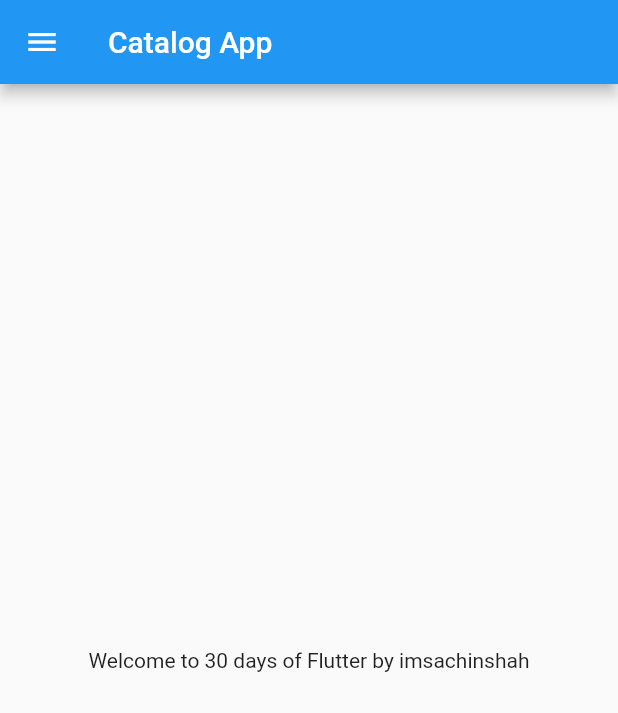
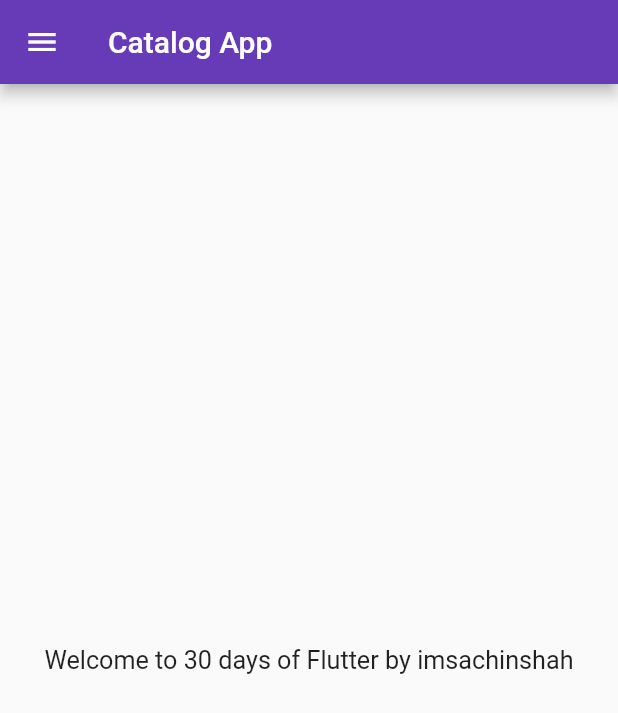
Before and after one commit to imsachinshah/catalog_app, a Flutter app: the screen it shows after launch, on a phone screen of 412 x 824 dp. Shown: the top 713 px of the screen. Run offline on Flutter 3.47's test engine with Material 2 defaults, Android fonts, the phone set to English and light mode, and no system bars.

Commit message:
day3 completed

```diff
--- a/lib/main.dart
+++ b/lib/main.dart
@@ -1,4 +1,5 @@
-import 'package:catalog_app/home_page.dart';
+import 'package:catalog_app/pages/home_page.dart';
+import 'package:catalog_app/pages/login_page.dart';
 import 'package:flutter/material.dart';
 
 void main() {
@@ -6,15 +7,24 @@ void main() {
 }
 
 class MyApp extends StatelessWidget {
-  MyApp({Key? key}) : super(key: key);
-
-
+  const MyApp({Key? key}) : super(key: key);
 
   @override
   Widget build(BuildContext context) {
     return MaterialApp(
       debugShowCheckedModeBanner: false,
-      home: HomePage()
+      // home: HomePage(),
+      themeMode: ThemeMode.light,
+      theme: ThemeData(
+        primarySwatch: Colors.deepPurple,
+      ),
+      darkTheme: ThemeData(brightness: Brightness.dark),
+      // initialRoute: "/login",
+      routes: {
+        "/": (context) => HomePage(),
+        "/login": (context) => LoginPage(),
+        "/home": (context) => HomePage()
+      },
     );
   }
 }
--- a/lib/home_page.dart
+++ b/lib/pages/home_page.dart
@@ -12,11 +12,13 @@ class HomePage extends StatelessWidget {
       appBar: AppBar(title: Text("Catalog App")),
       body: Center(
         child: Container(
-          child: Text("Welcome to $days days of Flutter by $name"),
+          child: Text(
+            "Welcome to $days days of Flutter by $name",
+            textScaleFactor: 1.2,
+          ),
         ),
       ),
       drawer: Drawer(),
-
     );
   }
 }
```
Also changed, not shown: lib/pages/login_page.dart (added, +20 -0 lines).
